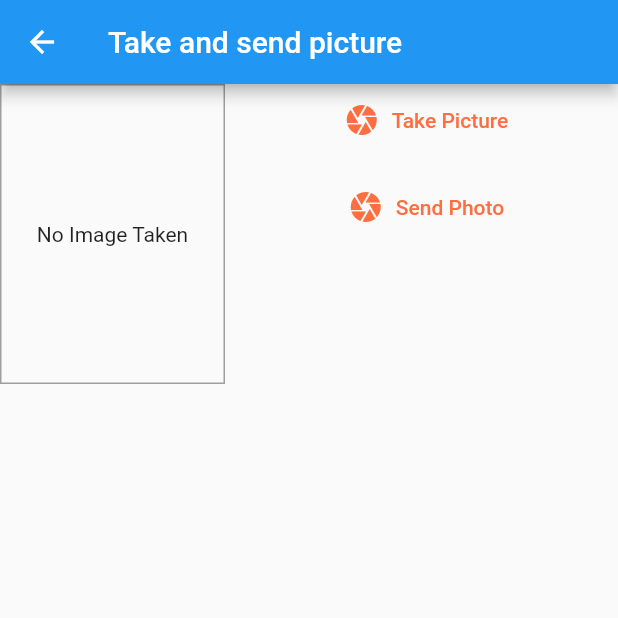
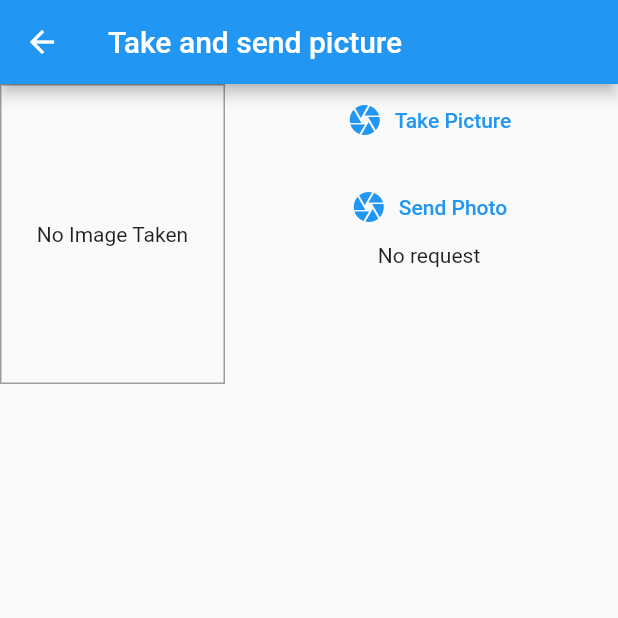
Before and after one commit to Chiki-Bricky/Bricky-App, a Flutter app: the TakePictureScreen screen opened by its route, after a tap on "Send Photo", on a phone screen of 412 x 824 dp, the top half of it. Run offline on Flutter 3.47's test engine with Material 2 defaults, Android fonts, the phone set to English and light mode, and no system bars; our stand-ins replace image_picker.

Commit message:
Improve request sending

```diff
--- a/lib/Pages/take_picture_screen.dart
+++ b/lib/Pages/take_picture_screen.dart
@@ -1,6 +1,7 @@
 // @dart=2.9
 import 'dart:io';
 import 'dart:convert';
+import 'dart:typed_data';
 import 'package:http/http.dart' as http;
 
 import 'package:flutter/material.dart';
@@ -8,6 +9,8 @@ import 'package:image_picker/image_picker.dart';
 import '../send_image.dart';
 import 'package:path/path.dart' as path;
 import 'package:path_provider/path_provider.dart' as syspaths;
+
+import 'package:flutter/services.dart' show rootBundle;
 
 class TakePictureScreen extends StatefulWidget {
   //        <uses-permission android:name="android.permission.INTERNET" /><uses-permission android:name="android.permission.ACCESS_NETWORK_STATE" />
@@ -24,34 +27,35 @@ class TakePictureScreen extends StatefulWidget {
 class _TakePictureScreenState extends State<TakePictureScreen> {
   File _storedImage;
   File _pickedImage;
+  String text;
 
   void onSelectImage(File pickedImage) {
     _pickedImage = pickedImage;
   }
 
   Future<void> _sendPhoto() async {
-    File imageFile = _storedImage;
-    List<int> imageBytes = await imageFile.readAsBytesSync();
+    Image img = Image.asset(_storedImage.path);
+    Uint8List imageBytes =
+        (await rootBundle.load(_storedImage.path)).buffer.asUint8List();
     String base64Image = base64Encode(imageBytes);
 
-    final url = Uri.parse('http://10.0.2.2:5000/proccessImage');
-    http
+    final url = Uri.parse('http://192.168.31.234:5000/proccessImage');
+    final response = http
         .post(
       url,
       headers: <String, String>{
-        'Content-Type': 'application/json; charset=UTF-8',
+        'Content-Type': 'application/json; charset=UTF-8'
       },
       body: jsonEncode({
         'image': base64Image,
       }),
     )
-        .then(
-      (response) {
-        //print(json.decode(response.body));
-        //add to list
-        // _items.insert(0, newProduct); // at the start of the list
-      },
-    );
+        .then((response) {
+      print("Response status: ${response.statusCode}");
+      setState(() {
+        text = "Response status: ${response.statusCode}";
+      });
+    });
   }
 
   Future<void> _takePicture() async {
@@ -68,7 +72,6 @@ class _TakePictureScreenState extends State<TakePictureScreen> {
     final appDir = await syspaths.getApplicationDocumentsDirectory();
     final fileName = path.basename(imageFile.path);
     final savedImage = await imageFile.copy('${appDir.path}/$fileName');
-    // widget.onSelectImage(savedImage);
     setState(() {
       _pickedImage = savedImage;
     });
@@ -90,8 +93,8 @@ class _TakePictureScreenState extends State<TakePictureScreen> {
               border: Border.all(width: 1, color: Colors.grey),
             ),
             child: _storedImage != null
-                ? Image.file(
-                    _storedImage as File,
+                ? Image.asset(
+                    _storedImage.path,
                     fit: BoxFit.cover,
                     width: double.infinity,
                   )
@@ -107,21 +110,28 @@ class _TakePictureScreenState extends State<TakePictureScreen> {
           Expanded(
             child: Column(
               children: [
-                FlatButton.icon(
+                TextButton.icon(
                   icon: Icon(Icons.camera),
-                  label: Text('Take Picture'),
-                  textColor: Theme.of(context).primaryColor,
+                  label: const Text('Take Picture'),
                   onPressed: _takePicture,
                 ),
                 const SizedBox(
                   height: 10,
                 ),
-                FlatButton.icon(
+                TextButton.icon(
                   icon: Icon(Icons.camera),
-                  label: Text('Send Photo'),
-                  textColor: Theme.of(context).primaryColor,
+                  label: const Text('Send Photo'),
                   onPressed: _sendPhoto,
                 ),
+                text != null
+                    ? Text(
+                        text,
+                        textAlign: TextAlign.center,
+                      )
+                    : const Text(
+                        'No request',
+                        textAlign: TextAlign.center,
+                      ),
               ],
             ),
           ),
```
